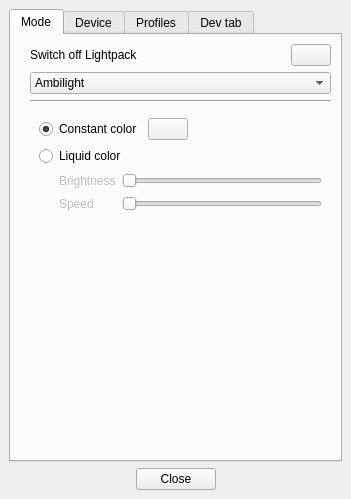
Qt form Software/src/SettingsWindow.ui (Atarity/Lightpack) before a commit.
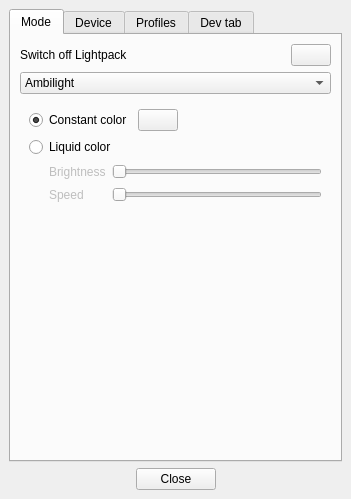
The same form after that commit. Icons and pictures are not drawn. Custom widgets are drawn as their Qt base class.

Commit message: Software: GUI: remove line form first tab and add line to Dev tab after warning;

```diff
--- a/Software/src/SettingsWindow.ui
+++ b/Software/src/SettingsWindow.ui
@@ -48,7 +48,7 @@
         <string>Mode</string>
        </attribute>
        <layout class="QGridLayout" name="gridLayout_5">
-        <item row="0" column="1">
+        <item row="0" column="0">
          <layout class="QHBoxLayout" name="horizontalLayout_12">
           <item>
            <widget class="QLabel" name="label_EnableDisableDevice">
@@ -107,7 +107,7 @@
           </item>
          </layout>
         </item>
-        <item row="1" column="1">
+        <item row="1" column="0">
          <widget class="QComboBox" name="comboBox_Modes">
           <item>
            <property name="text">
@@ -121,14 +121,7 @@
           </item>
          </widget>
         </item>
-        <item row="2" column="1">
-         <widget class="Line" name="line">
-          <property name="orientation">
-           <enum>Qt::Horizontal</enum>
-          </property>
-         </widget>
-        </item>
-        <item row="3" column="1">
+        <item row="2" column="0">
          <widget class="QStackedWidget" name="stackedWidget_Modes">
           <property name="currentIndex">
            <number>1</number>
@@ -1112,6 +1105,13 @@
           </property>
          </widget>
         </item>
+        <item>
+         <widget class="Line" name="line">
+          <property name="orientation">
+           <enum>Qt::Horizontal</enum>
+          </property>
+         </widget>
+        </item>
         <item>
          <widget class="QGroupBox" name="groupBox_Api">
           <property name="sizePolicy">
```
Left out of the diff: 16 changed lines with no effect on the pictures.
